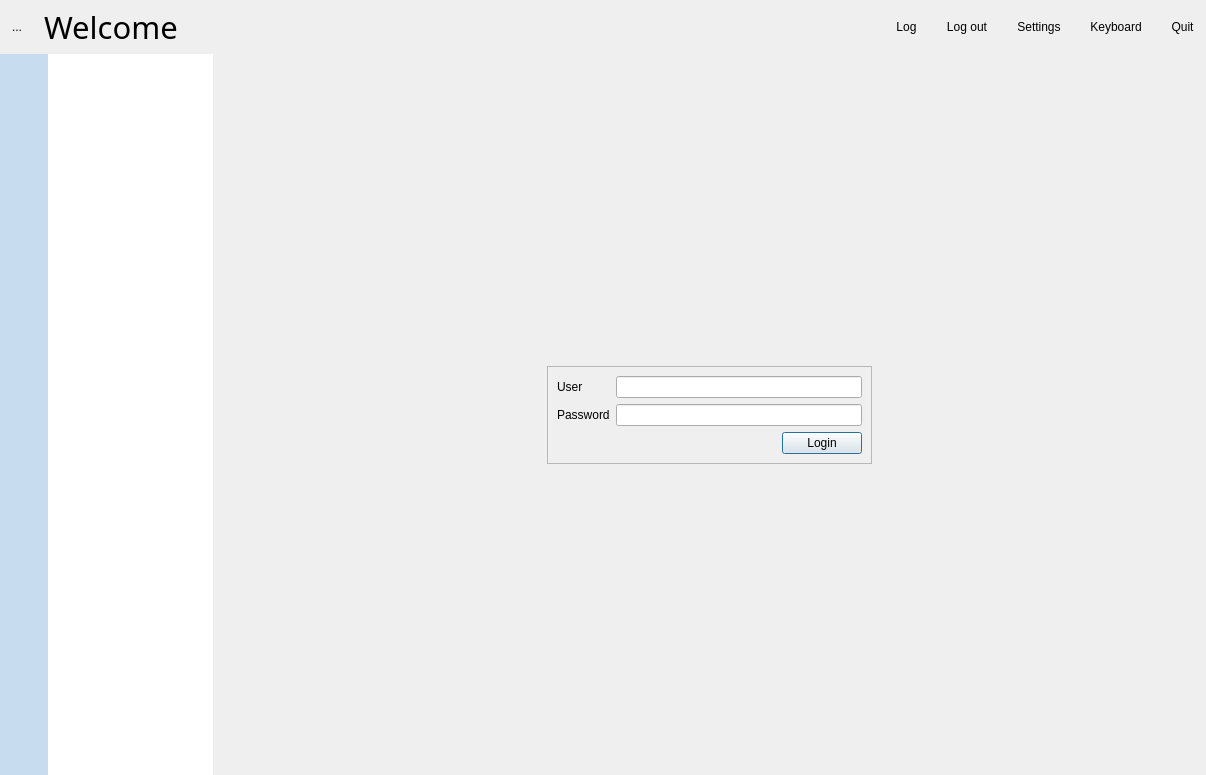
ImagingTools/ImtCore, file Include/imtgui/CThumbnailDecoratorGuiComp.ui: the form before one commit.
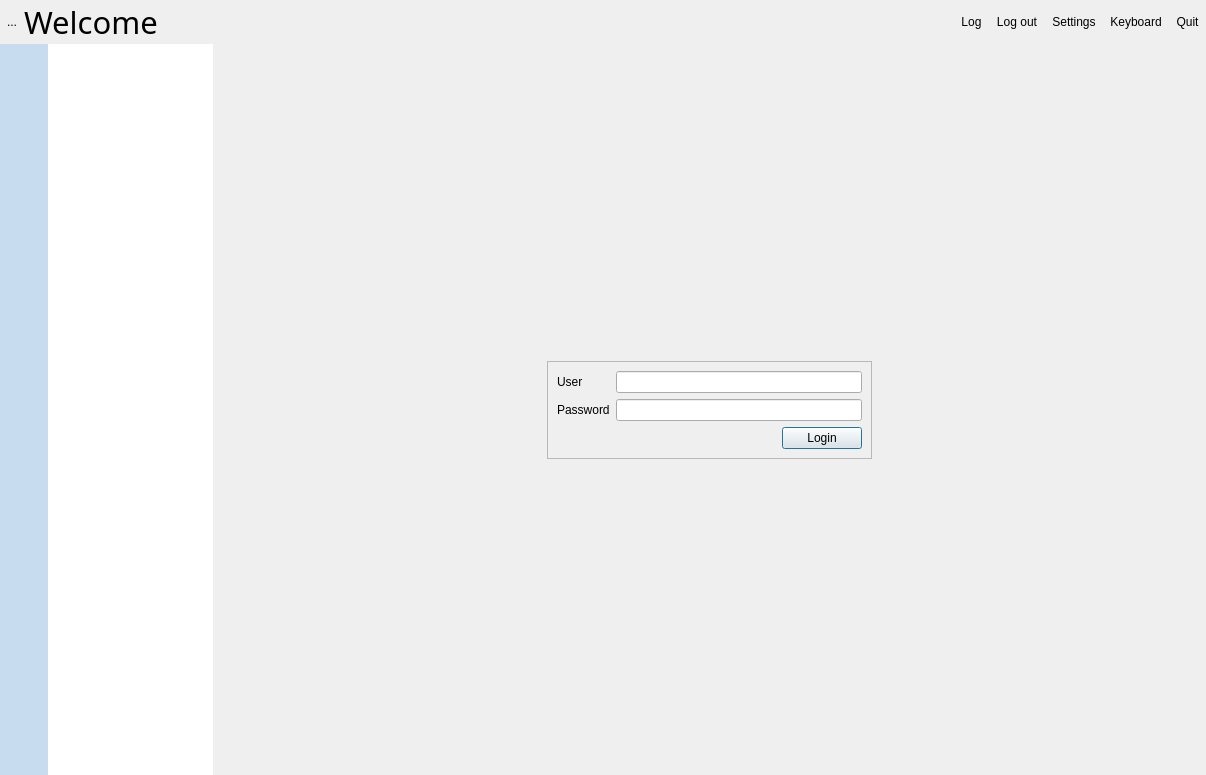
The form after the commit. Icons and pictures are not drawn.

```diff
--- a/Include/imtgui/CThumbnailDecoratorGuiComp.ui
+++ b/Include/imtgui/CThumbnailDecoratorGuiComp.ui
@@ -160,19 +160,19 @@
      </property>
      <layout class="QHBoxLayout" name="horizontalLayout_2">
       <property name="spacing">
-       <number>15</number>
+       <number>0</number>
       </property>
       <property name="leftMargin">
-       <number>5</number>
+       <number>0</number>
       </property>
       <property name="topMargin">
-       <number>5</number>
+       <number>0</number>
       </property>
       <property name="rightMargin">
-       <number>5</number>
+       <number>0</number>
       </property>
       <property name="bottomMargin">
-       <number>5</number>
+       <number>0</number>
       </property>
       <item>
        <widget class="QToolButton" name="HomeButton">
@@ -188,8 +188,8 @@
         </property>
         <property name="iconSize">
          <size>
-          <width>40</width>
-          <height>40</height>
+          <width>32</width>
+          <height>32</height>
          </size>
         </property>
         <property name="autoRaise">
@@ -244,6 +244,9 @@
          <enum>QFrame::Raised</enum>
         </property>
         <layout class="QHBoxLayout" name="horizontalLayout_3">
+         <property name="spacing">
+          <number>0</number>
+         </property>
          <property name="leftMargin">
           <number>0</number>
          </property>
```
Left out of the diff: 15 changed lines with no effect on the pictures.
